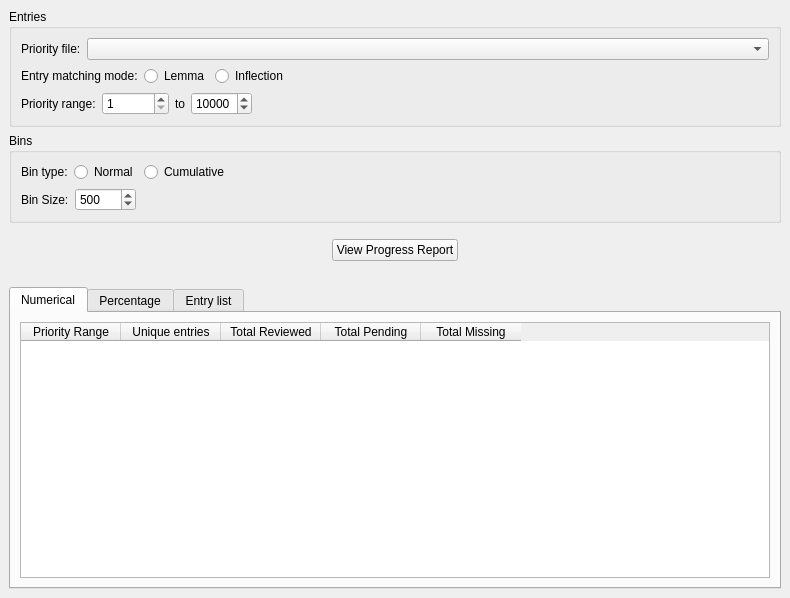
This is prioritysieve/ui/progression_window.ui in travv0/prioritysieve as Qt 5 draws it before an edit. The edited form follows.
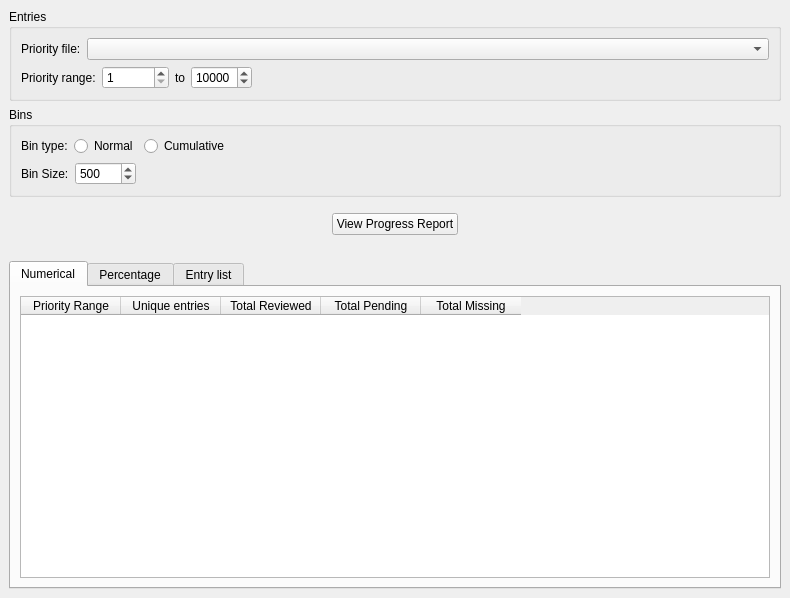
This is the edited form.

Commit message: Simplify progression window for entry statistics

What changed in the file:
```diff
--- a/prioritysieve/ui/progression_window.ui
+++ b/prioritysieve/ui/progression_window.ui
@@ -54,78 +54,6 @@
          </item>
         </layout>
        </item>
-       <item>
-        <layout class="QHBoxLayout" name="horizontalLayout">
-         <item>
-          <widget class="QLabel" name="label">
-           <property name="enabled">
-            <bool>true</bool>
-           </property>
-           <property name="sizePolicy">
-            <sizepolicy hsizetype="Minimum" vsizetype="Minimum">
-             <horstretch>0</horstretch>
-             <verstretch>0</verstretch>
-            </sizepolicy>
-           </property>
-           <property name="font">
-            <font>
-             <bold>false</bold>
-            </font>
-           </property>
-           <property name="toolTip">
-            <string>Changeable in settings</string>
-           </property>
-           <property name="text">
-            <string>Entry matching mode:</string></property>
-          </widget>
-         </item>
-         <item>
-          <widget class="QRadioButton" name="lemmaRadioButton">
-           <property name="enabled">
-            <bool>true</bool>
-           </property>
-           <property name="toolTip">
-            <string>Changeable in settings</string>
-           </property>
-           <property name="text">
-            <string>Lemma</string>
-           </property>
-           <attribute name="buttonGroup">
-            <string notr="true">buttonGroup_2</string>
-           </attribute>
-          </widget>
-         </item>
-         <item>
-          <widget class="QRadioButton" name="inflectionRadioButton">
-           <property name="enabled">
-            <bool>true</bool>
-           </property>
-           <property name="toolTip">
-            <string>Changeable in settings</string>
-           </property>
-           <property name="text">
-            <string>Inflection</string>
-           </property>
-           <attribute name="buttonGroup">
-            <string notr="true">buttonGroup_2</string>
-           </attribute>
-          </widget>
-         </item>
-         <item>
-          <spacer name="horizontalSpacer_2">
-           <property name="orientation">
-            <enum>Qt::Horizontal</enum>
-           </property>
-           <property name="sizeHint" stdset="0">
-            <size>
-             <width>40</width>
-             <height>20</height>
-            </size>
-           </property>
-          </spacer>
-         </item>
-        </layout>
-       </item>
        <item>
         <layout class="QHBoxLayout" name="horizontalLayout_3">
          <item>
```
Left out of the diff: 1 changed line with no effect on the pictures. The commit also changes 6 other files.
